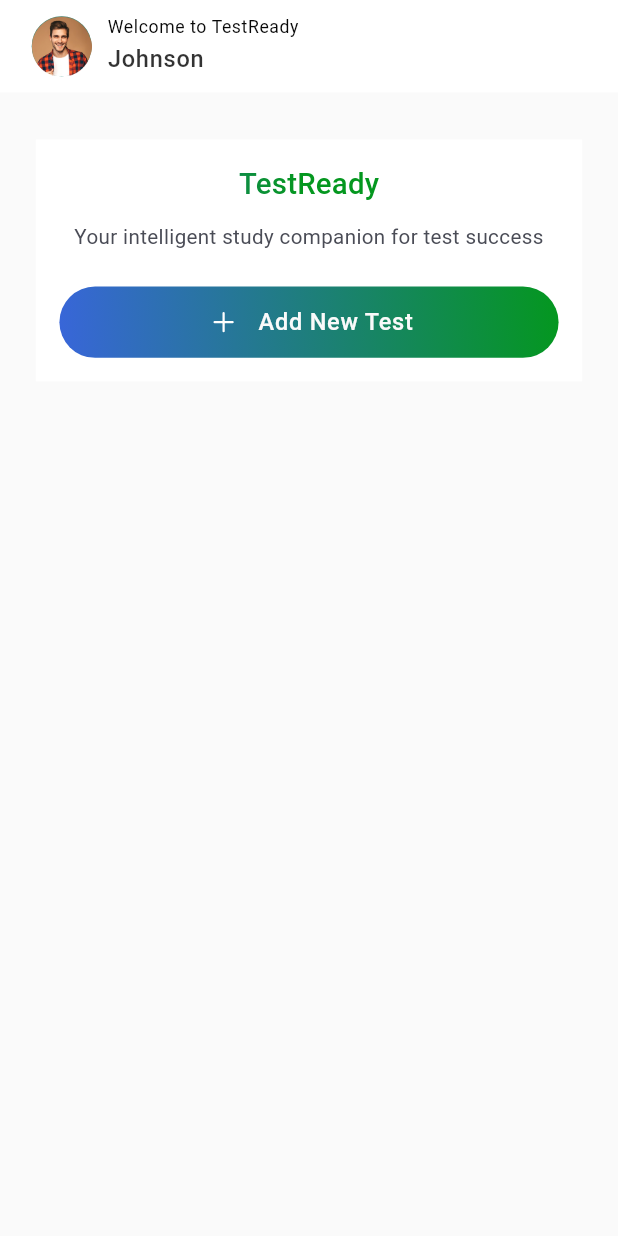
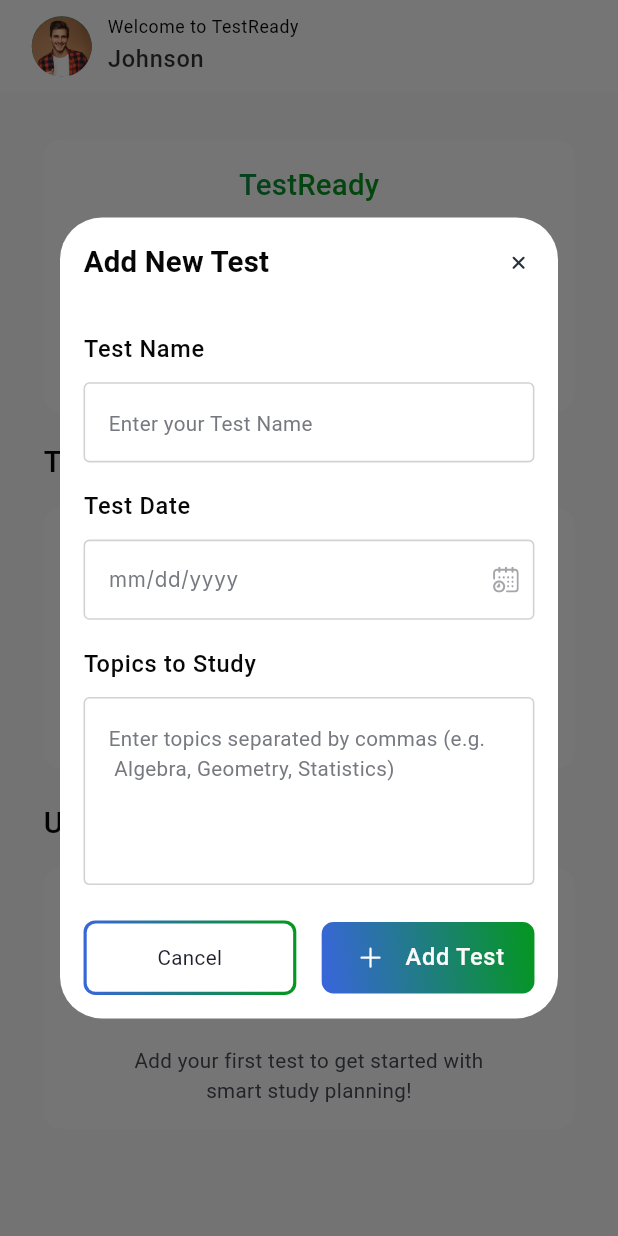
Before and after one commit to backbencherstudio/pdayal11_FO621606DA204_Mobile, a Flutter app: the HomeScreen screen opened by its route, after a tap on "Add New Test", on a phone screen of 412 x 824 dp. Run offline on Flutter 3.47's test engine with Material 3 defaults, Android fonts, the phone set to English and light mode, and no system bars; our stand-ins replace flutter_riverpod, flutter_screenutil, flutter_svg, go_router, google_fonts; missing offline and left inert: dynamic_path_url_strategy.

Commit message:
added home page

```diff
--- a/lib/src/core/constant/icons.dart
+++ b/lib/src/core/constant/icons.dart
@@ -1,7 +1,9 @@
 class AppIcons {
   static const String iconPath = 'assets/icons';
   static const String plus = "$iconPath/plus.svg";
-  static const String books = "$iconPath/books.svg";
+  static const String cancel = "$iconPath/remove.svg";
+  static const String calender = "$iconPath/calender.svg";
+
 
 
 
@@ -25,8 +27,6 @@ class AppIcons {
   static const String search = '$iconPath/search.svg';
 
   static const String location = '$home/location.svg';
-  static const String calender = '$home/calender.svg';
-
   static const String bell = "$home/bell.svg";
   static const String backButton = "$home/back.svg";
   static const String googleLogo = "$iconPath/google.svg";
--- a/lib/src/core/constant/images.dart
+++ b/lib/src/core/constant/images.dart
@@ -2,6 +2,15 @@ class AppImages{
 static const String imageUrls = "assets/images";
 static const String books = "$imageUrls/books.png";
 static const String profile = "$imageUrls/profile.png";
+static const String party = "$imageUrls/party.png";
+static const String booksPng = "$imageUrls/books_png.png";
+
+
+
+
+
+
+
 static const String profilePicture = "assets/images/Avatar.png";
 static const String appLogoWithOutBg = "assets/images/appLogoWithoutBG.png";
 }
--- a/lib/src/core/theme/part/input_decoration_theme.dart
+++ b/lib/src/core/theme/part/input_decoration_theme.dart
@@ -6,7 +6,7 @@ import '../theme_extension/color_pallete.dart';
 
 class AppInputDecorationTheme {
   static InputDecorationTheme lightInputDecorationTheme = InputDecorationTheme(
-    contentPadding: EdgeInsets.symmetric(horizontal: 12.w, vertical: 12.h),
+    contentPadding: EdgeInsets.symmetric(horizontal: 12.w, vertical: 15.h),
     filled: true,
     fillColor: Colors.transparent,
     hintStyle: GoogleFonts.inter(
--- a/lib/src/feature/screens/home_screen/presentation/home_screen.dart
+++ b/lib/src/feature/screens/home_screen/presentation/home_screen.dart
@@ -1,9 +1,11 @@
 import 'package:flutter/material.dart';
 import 'package:flutter_screenutil/flutter_screenutil.dart';
+import 'package:pdayal1_mobile/src/core/constant/images.dart';
 import 'package:pdayal1_mobile/src/core/theme/theme_extension/color_pallete.dart';
-
 import '../../../common_widgets/common_widgets.dart';
 import '../widgets/profile_section.dart';
+import '../widgets/task_container.dart';
+import '../widgets/test_ready_container.dart';
 
 class HomeScreen extends StatefulWidget {
   const HomeScreen({super.key});
@@ -24,36 +26,71 @@ class _HomeScreenState extends State<HomeScreen> {
           children: [
             ProfileSection(style: style),
             SizedBox(height: 32.h),
-            Padding(
-              padding: EdgeInsets.symmetric(horizontal: 20.w),
-              child: Container(
-                decoration: BoxDecoration(color: Colors.white),
+            Expanded(
+              child: SingleChildScrollView(
+                physics: const BouncingScrollPhysics(),
                 child: Padding(
-                  padding: EdgeInsets.all(16.r),
+                  padding: EdgeInsets.symmetric(horizontal: 20.w),
                   child: Column(
-                    mainAxisAlignment: MainAxisAlignment.center,
+                    crossAxisAlignment: CrossAxisAlignment.start,
                     children: [
+                      TestReadyContainer(
+                        style: style,
+                        textGradient: textGradient,
+                      ),
+                      SizedBox(height: 20.h),
                       Text(
-                        'TestReady',
+                        "Today's Study Tasks",
                         style: style.titleMedium?.copyWith(
                           fontWeight: FontWeight.w500,
-                          foreground: Paint()..shader = textGradient,
+                          color: AppColor.blackText,
                         ),
                       ),
-                      SizedBox(height: 10.h),
-                      Text(
-                        textAlign: TextAlign.center,
-                        "Your intelligent study companion for test success",
-                        style: style.bodyMedium?.copyWith(
+                      SizedBox(height: 16.h),
+                      TaskContainer(
+                        picture: Image.asset(
+                          AppImages.party,
+                          width: 48.w,
+                          height: 48.h,
+                        ),
+                        title: 'All caught up!',
+                        titleStyle: style.bodyLarge!.copyWith(
+                          color: AppColor.textColor,
+                          fontWeight: FontWeight.w500,
+                        ),
+                        subtitle:
+                            'No study tasks for today. Great job\nstaying on track!',
+                        subtitleStyle: style.bodyMedium!.copyWith(
                           color: AppColor.profileTextColor,
                         ),
                       ),
-                      SizedBox(height: 24.h),
-                      CommonWidgets.primaryButton(
-                        title: 'Add New Test',
-                        onTap: () {},
-                        isIconOn: true, radius: 30, width: 315.w,
-                      )
+
+                      SizedBox(height: 22.h),
+                      Text(
+                        "Upcoming Tests",
+                        style: style.titleMedium?.copyWith(
+                          fontWeight: FontWeight.w500,
+                          color: AppColor.blackText,
+                        ),
+                      ),
+                      SizedBox(height: 16.h),
+                      TaskContainer(
+                        picture: Image.asset(
+                          AppImages.booksPng,
+                          height: 48.h,
+                          width: 48.w,
+                        ),
+                        title: 'No tests scheduled',
+                        titleStyle: style.bodyLarge!.copyWith(
+                          color: AppColor.textColor,
+                          fontWeight: FontWeight.w500,
+                        ),
+                        subtitle:
+                            'Add your first test to get started with\nsmart study planning!',
+                        subtitleStyle: style.bodyMedium!.copyWith(
+                          color: AppColor.profileTextColor,
+                        ),
+                      ),
                     ],
                   ),
                 ),
--- /dev/null
+++ b/lib/src/feature/screens/home_screen/riverpod/select_date_provider.dart
@@ -0,0 +1,3 @@
+import 'package:flutter_riverpod/flutter_riverpod.dart';
+
+final selectedDateProvider = StateProvider<String>((ref) => '');
--- /dev/null
+++ b/lib/src/feature/screens/home_screen/widgets/add_new_test_dialog.dart
@@ -0,0 +1,118 @@
+import 'package:flutter/material.dart';
+import 'package:flutter_screenutil/flutter_screenutil.dart';
+import 'package:flutter_svg/flutter_svg.dart';
+import 'package:pdayal1_mobile/src/core/constant/icons.dart';
+import 'package:pdayal1_mobile/src/feature/common_widgets/common_widgets.dart';
+import 'package:pdayal1_mobile/src/feature/screens/home_screen/widgets/title_text.dart';
+import '../../../../core/theme/theme_extension/color_pallete.dart';
+import 'cancel_button.dart';
+import 'date_picker.dart';
+
+void onTapAddNewTest(BuildContext context) {
+  TextEditingController dateController = TextEditingController();
+  TextEditingController nameController = TextEditingController();
+  final formKey = GlobalKey<FormState>();
+  showDialog(
+    context: context,
+    builder: (_) {
+      final style = Theme.of(context).textTheme;
+      return ClipRRect(
+        borderRadius: BorderRadius.circular(16.r),
+        child: Dialog(
+          backgroundColor: Colors.white,
+          elevation: 1,
+          child: SizedBox(
+            // height: 487.h,
+             width: 335.w,
+            child: Padding(
+              padding: EdgeInsets.all(16.r),
+              child: SingleChildScrollView(
+                child: Column(
+                  crossAxisAlignment: CrossAxisAlignment.start,
+                  children: [
+                    Row(
+                      mainAxisAlignment: MainAxisAlignment.spaceBetween,
+                      children: [
+                        Text(
+                          'Add New Test',
+                          style: style.titleMedium?.copyWith(
+                            color: AppColor.blackText,
+                          ),
+                        ),
+                        SvgPicture.asset(
+                          AppIcons.cancel,
+                          width: 20.w,
+                          height: 20.h,
+                        ),
+                      ],
+                    ),
+                    SizedBox(height: 32.h),
+                    Form(
+                      key: formKey,
+                      child: Column(
+                        crossAxisAlignment: CrossAxisAlignment.start,
+                        mainAxisAlignment: MainAxisAlignment.start,
+                        children: [
+                          TitleText(style: style, title: 'Test Name'),
+                          SizedBox(height: 10.h),
+                          TextFormField(
+                            controller: nameController,
+                            keyboardType: TextInputType.text,
+                            textInputAction: TextInputAction.next,
+                            decoration: InputDecoration(
+                              hintText: 'Enter your Test Name',
+                              hintStyle: style.bodyMedium?.copyWith(
+                                color: AppColor.secondaryTextColor,
+                              ),
+                            ),
+                          ),
+                          SizedBox(height: 18.h),
+                          TitleText(style: style, title: 'Test Date'),
+                          SizedBox(height: 10.h),
+                          DatePicker(dateController: dateController),
+                          SizedBox(height: 18.h),
+                          TitleText(style: style, title: 'Topics to Study'),
+                          SizedBox(height: 10.h),
+                          TextFormField(
+                            controller: nameController,
+                            keyboardType: TextInputType.text,
+                            textInputAction: TextInputAction.next,
+                            maxLines: 4,
+                            decoration: InputDecoration(
+                              hintText:
+                                  "Enter topics separated by commas (e.g.\n Algebra, Geometry, Statistics)",
+                              hintStyle: style.bodyMedium?.copyWith(
+                                color: AppColor.secondaryTextColor,
+                              ),
+                            ),
+                          ),
+                          SizedBox(height: 24.h),
+                          Row(
+                            mainAxisAlignment: MainAxisAlignment.center,
+                            children: [
+                              Expanded(child: CancelButton()),
+                              SizedBox(width: 16.w),
+                              Expanded(
+                                child: CommonWidgets.primaryButton(
+                                  title: 'Add Test',
+                                  radius: 8.r,
+                                  onTap: () {},
+                                  isIconOn: true,
+                                  width: 144.w,
+                                ),
+                              ),
+                            ],
+                          ),
+                        ],
+                      ),
+                    ),
+                  ],
+                ),
+              ),
+            ),
+          ),
+        ),
+      );
+    },
+  );
+}
--- /dev/null
+++ b/lib/src/feature/screens/home_screen/widgets/cancel_button.dart
@@ -0,0 +1,31 @@
+import 'package:flutter/material.dart';
+import 'package:flutter_screenutil/flutter_screenutil.dart';
+
+import '../../../../core/theme/theme_extension/color_pallete.dart';
+
+class CancelButton extends StatelessWidget {
+  const CancelButton({super.key});
+
+  @override
+  Widget build(BuildContext context) {
+    return Container(
+      width: 144.w,
+      padding: EdgeInsets.all(2.w),
+      decoration: BoxDecoration(
+        gradient: const LinearGradient(
+          colors: [Color(0xff3866D8), Color(0xff04971F)],
+        ),
+        borderRadius: BorderRadius.circular(8.r),
+      ),
+      child: Container(
+        width: 144.w,
+        padding: EdgeInsets.symmetric(horizontal: 26.w, vertical: 13.h),
+        decoration: BoxDecoration(
+          color: AppColor.white,
+          borderRadius: BorderRadius.circular(6.r),
+        ),
+        child:  Text(textAlign: TextAlign.center,'Cancel'),
+      ),
+    );
+  }
+}
--- /dev/null
+++ b/lib/src/feature/screens/home_screen/widgets/date_picker.dart
@@ -0,0 +1,61 @@
+import 'package:flutter/material.dart';
+import 'package:flutter_riverpod/flutter_riverpod.dart';
+import 'package:flutter_screenutil/flutter_screenutil.dart';
+import 'package:flutter_svg/svg.dart';
+
+import '../../../../core/constant/icons.dart';
+import '../riverpod/select_date_provider.dart';
+
+class DatePicker extends StatelessWidget {
+  const DatePicker({super.key, required this.dateController});
+
+  final TextEditingController dateController;
+
+  @override
+  Widget build(BuildContext context) {
+    return Consumer(
+      builder: (context, ref, _) {
+        final datePicker = ref.watch(selectedDateProvider);
+        dateController.text = datePicker;
+        return TextFormField(
+          controller: dateController,
+          keyboardType: TextInputType.datetime,
+          textInputAction: TextInputAction.next,
+          readOnly: true,
+          decoration: InputDecoration(
+            contentPadding: EdgeInsets.symmetric(
+              horizontal: 12.w,
+              vertical: 15.h,
+            ),
+            hintText: 'mm/dd/yyyy',
+            suffixIcon: Padding(
+              padding: EdgeInsets.all(8.w),
+              child: SvgPicture.asset(
+                AppIcons.calender,
+                height: 20.h,
+                width: 20.w,
+              ),
+            ),
+            suffixIconConstraints: BoxConstraints(
+              maxHeight: 36.h,
+              maxWidth: 36.w,
+            ),
+          ),
+          onTap: () async {
+            final DateTime? pickedDate = await showDatePicker(
+              context: context,
+              initialDate: DateTime.now(),
+              firstDate: DateTime(1900),
+              lastDate: DateTime(2100),
+            );
+            if (pickedDate != null) {
+              final formattedDate =
+                  "${pickedDate.month}/${pickedDate.day}/${pickedDate.year}";
+              ref.read(selectedDateProvider.notifier).state = formattedDate;
+            }
+          },
+        );
+      },
+    );
+  }
+}
--- /dev/null
+++ b/lib/src/feature/screens/home_screen/widgets/task_container.dart
@@ -0,0 +1,41 @@
+import 'package:flutter/material.dart';
+import 'package:flutter_screenutil/flutter_screenutil.dart';
+
+class TaskContainer extends StatelessWidget {
+  const TaskContainer({
+    super.key,
+    required this.title,
+    required this.subtitle,
+    this.picture,
+    required this.titleStyle,
+    required this.subtitleStyle,
+  });
+
+  final TextStyle titleStyle;
+  final TextStyle subtitleStyle;
+  final String title;
+  final String subtitle;
+  final Image? picture;
+
+  @override
+  Widget build(BuildContext context) {
+    return Container(
+      width: 335.w,
+      padding: EdgeInsets.all(16.r),
+      decoration: BoxDecoration(
+        color: Colors.white,
+        borderRadius: BorderRadius.circular(12.r),
+      ),
+
+      child: Column(
+        children: [
+          if (picture != null) picture!,
+          SizedBox(height: 16.h),
+          Text(title, style: titleStyle),
+          SizedBox(height: 16.h),
+          Text(textAlign: TextAlign.center, subtitle, style: subtitleStyle),
+        ],
+      ),
+    );
+  }
+}
--- /dev/null
+++ b/lib/src/feature/screens/home_screen/widgets/test_ready_container.dart
@@ -0,0 +1,62 @@
+import 'package:flutter/material.dart';
+import 'package:flutter_screenutil/flutter_screenutil.dart';
+
+import '../../../../core/theme/theme_extension/color_pallete.dart';
+import '../../../common_widgets/common_widgets.dart';
+import 'add_new_test_dialog.dart';
+
+class TestReadyContainer extends StatelessWidget {
+  const TestReadyContainer({
+    super.key,
+    required this.style,
+    required this.textGradient,
+  });
+
+  final TextTheme style;
+  final Shader textGradient;
+
+  @override
+  Widget build(BuildContext context) {
+    return Container(
+      width: 335.w,
+      decoration: BoxDecoration(
+        color: Colors.white,
+        borderRadius: BorderRadius.circular(12.r),
+      ),
+      child: Padding(
+        padding: EdgeInsets.all(16.r),
+        child: Column(
+          mainAxisAlignment: MainAxisAlignment.center,
+          children: [
+            Text(
+              'TestReady',
+              style: style.titleMedium?.copyWith(
+                fontWeight: FontWeight.w500,
+                foreground: Paint()..shader = textGradient,
+              ),
+            ),
+            SizedBox(height: 10.h),
+            Text(
+              textAlign: TextAlign.center,
+              "Your intelligent study companion\nfor test success",
+              style: style.bodyMedium?.copyWith(
+                color: AppColor.profileTextColor,
+                fontWeight: FontWeight.w500,
+              ),
+            ),
+            SizedBox(height: 24.h),
+            CommonWidgets.primaryButton(
+              title: 'Add New Test',
+              onTap: () {
+                onTapAddNewTest(context);
+              },
+              isIconOn: true,
+              radius: 30,
+              width: 315.w,
+            ),
+          ],
+        ),
+      ),
+    );
+  }
+}
--- /dev/null
+++ b/lib/src/feature/screens/home_screen/widgets/title_text.dart
@@ -0,0 +1,21 @@
+import 'package:flutter/material.dart';
+
+import '../../../../core/theme/theme_extension/color_pallete.dart';
+
+class TitleText extends StatelessWidget {
+  const TitleText({super.key, required this.style, required this.title});
+
+  final TextTheme style;
+  final String title;
+
+  @override
+  Widget build(BuildContext context) {
+    return Text(
+      title,
+      style: style.bodyLarge?.copyWith(
+        color: AppColor.blackText,
+        fontWeight: FontWeight.w500,
+      ),
+    );
+  }
+}
--- a/lib/src/feature/screens/registration_screen/presentation/registration_screen.dart
+++ b/lib/src/feature/screens/registration_screen/presentation/registration_screen.dart
@@ -32,7 +32,9 @@ class _RegistrationScreenState extends State<RegistrationScreen> {
     final Shader textGradient = CommonWidgets.textGradient();
 
     return Scaffold(
-      body: Padding(
+      body: SingleChildScrollView(
+        physics: const BouncingScrollPhysics(),
+        child: Padding(
           padding: EdgeInsets.symmetric(horizontal: 20.w, vertical: 218.h),
           child: Column(
             crossAxisAlignment: CrossAxisAlignment.center,
@@ -69,16 +71,19 @@ class _RegistrationScreenState extends State<RegistrationScreen> {
                         SizedBox(height: 10.h),
                         Text(
                           textAlign: TextAlign.center,
-                        "Your intelligent study companion for test success",
+                          "Your intelligent study companion for test\nsuccess",
                           style: style.bodyMedium?.copyWith(
                             color: AppColor.profileTextColor,
                           ),
                         ),
                         SizedBox(height: 32.h),
-                      Text(
+                        Align(
+                          alignment: Alignment.centerLeft,
+                          child: Text(
                             "What's your name?",
                             style: style.bodyLarge?.copyWith(
                               color: AppColor.textColor,
+                            ),
                           ),
                         ),
                         SizedBox(height: 8.h),
@@ -119,6 +124,7 @@ class _RegistrationScreenState extends State<RegistrationScreen> {
             ],
           ),
         ),
+      ),
     );
   }
 }
```
Also changed, not shown: assets/icons/books.svg (deleted), assets/icons/books_svg.svg (added), assets/icons/calender.svg (added), assets/icons/remove.svg (added), assets/images/books_png.png (added), assets/images/party.png (added). Lines whose indentation alone changed are shown as unchanged.
